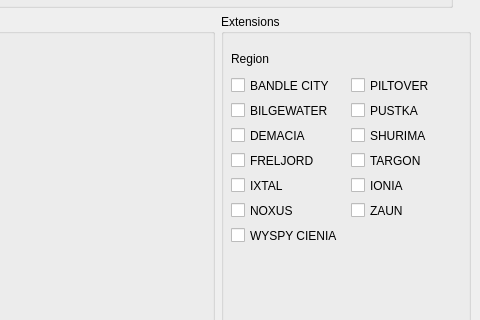
Old version of the form mainwindow.ui in the repository marcinwozniak0/BakcylProgramowania_2020; both pictures show x 743 to 1223 and y 182 to 502 of the 1223 by 827 pixel window.
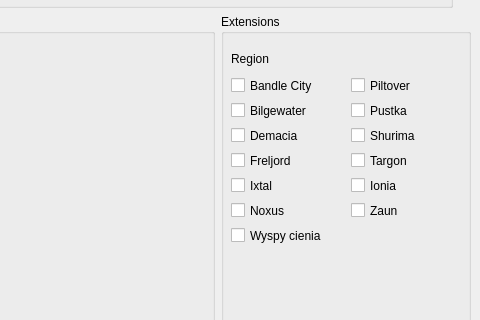
New version of the form. The open tabs and pages were chosen to show the change.

```diff
--- a/mainwindow.ui
+++ b/mainwindow.ui
@@ -373,7 +373,7 @@
           </rect>
          </property>
          <property name="text">
-          <string>BANDLE CITY</string>
+          <string>Bandle City</string>
          </property>
         </widget>
         <widget class="QCheckBox" name="Region_2">
@@ -386,7 +386,7 @@
           </rect>
          </property>
          <property name="text">
-          <string>BILGEWATER</string>
+          <string>Bilgewater</string>
          </property>
         </widget>
         <widget class="QCheckBox" name="Region_3">
@@ -399,7 +399,7 @@
           </rect>
          </property>
          <property name="text">
-          <string>DEMACIA</string>
+          <string>Demacia</string>
          </property>
         </widget>
         <widget class="QCheckBox" name="Region_4">
@@ -412,7 +412,7 @@
           </rect>
          </property>
          <property name="text">
-          <string>FRELJORD</string>
+          <string>Freljord</string>
          </property>
         </widget>
         <widget class="QCheckBox" name="Region_7">
@@ -425,7 +425,7 @@
           </rect>
          </property>
          <property name="text">
-          <string>NOXUS</string>
+          <string>Noxus</string>
          </property>
         </widget>
         <widget class="QCheckBox" name="Region_5">
@@ -438,7 +438,7 @@
           </rect>
          </property>
          <property name="text">
-          <string>IXTAL</string>
+          <string>Ixtal</string>
          </property>
         </widget>
         <widget class="QCheckBox" name="Region_11">
@@ -451,7 +451,7 @@
           </rect>
          </property>
          <property name="text">
-          <string>SHURIMA</string>
+          <string>Shurima</string>
          </property>
         </widget>
         <widget class="QCheckBox" name="Region_12">
@@ -464,7 +464,7 @@
           </rect>
          </property>
          <property name="text">
-          <string>TARGON</string>
+          <string>Targon</string>
          </property>
         </widget>
         <widget class="QCheckBox" name="Region_9">
@@ -477,7 +477,7 @@
           </rect>
          </property>
          <property name="text">
-          <string>PILTOVER</string>
+          <string>Piltover</string>
          </property>
         </widget>
         <widget class="QCheckBox" name="Region_10">
@@ -490,7 +490,7 @@
           </rect>
          </property>
          <property name="text">
-          <string>PUSTKA</string>
+          <string>Pustka</string>
          </property>
         </widget>
         <widget class="QCheckBox" name="Region_14">
@@ -503,7 +503,7 @@
           </rect>
          </property>
          <property name="text">
-          <string>ZAUN</string>
+          <string>Zaun</string>
          </property>
         </widget>
         <widget class="QCheckBox" name="Region_13">
@@ -516,7 +516,7 @@
           </rect>
          </property>
          <property name="text">
-          <string>IONIA</string>
+          <string>Ionia</string>
          </property>
         </widget>
         <widget class="QCheckBox" name="Region_8">
@@ -529,7 +529,7 @@
           </rect>
          </property>
          <property name="text">
-          <string>WYSPY CIENIA</string>
+          <string>Wyspy cienia</string>
          </property>
         </widget>
        </widget>
```
Left out of the diff: 4 changed lines with no effect on the pictures.
